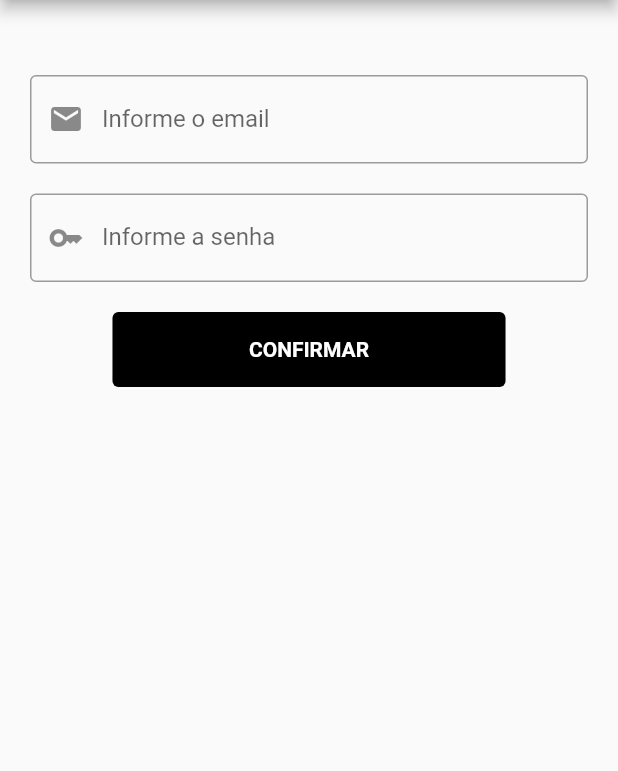
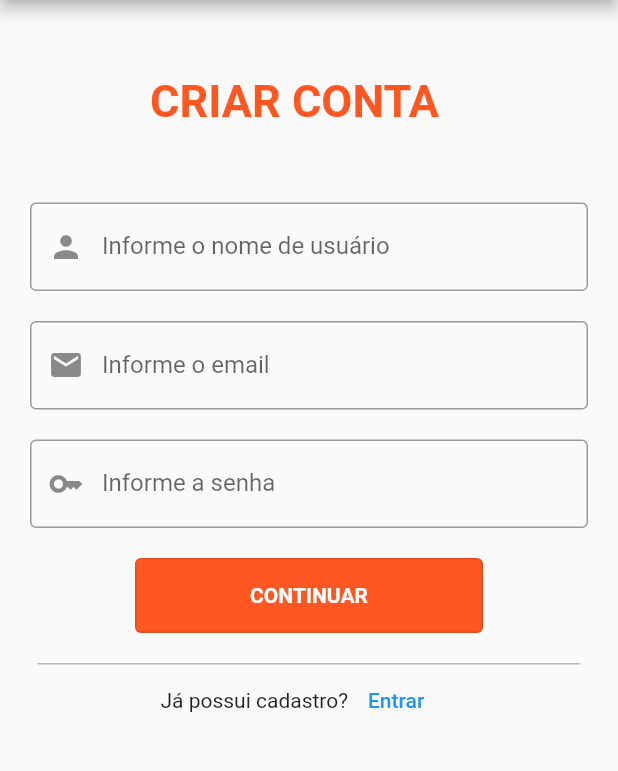
Before and after one commit to HunterXVD11/AppFinalFlutter, a Flutter app: the Cadastro screen opened directly, on a phone screen of 412 x 824 dp, the part 84-855 px from its top. Run offline on Flutter 3.47's test engine with Material 2 defaults, Android fonts, the phone set to English and light mode, and no system bars; our stand-ins replace sqflite; missing offline and left inert: dart:ffi; accounts and stored records are empty.

Commit message:
Criando tela de cadastro (Só layout por enquanto

```diff
--- a/loja_anuncios/lib/pages/cadastro_user.dart
+++ b/loja_anuncios/lib/pages/cadastro_user.dart
@@ -56,8 +56,29 @@ class _CadastroState extends State<Cadastro> {
         child: ListView(
           children: [
             Padding(
+              padding: EdgeInsets.only(top: 50, left: 100, right: 100),
+              child: Text(
+                "CRIAR CONTA",
+                style: TextStyle(
+                    fontSize: 30,
+                    fontWeight: FontWeight.bold,
+                    color: Colors.deepOrange),
+              ),
+            ),
+            Padding(
+              padding: EdgeInsets.only(bottom: 20, top: 50, left: 20, right: 20),
+              child: TextFormField(
+                onChanged: (text) {},
+                controller: _controllerName,
+                decoration: InputDecoration(
+                    border: OutlineInputBorder(),
+                    prefixIcon: Icon(Icons.person),
+                    labelText: 'Informe o nome de usuário'),
+              ),
+            ),
+            Padding(
               padding:
-              EdgeInsets.only(bottom: 20, top: 50, left: 20, right: 20),
+              EdgeInsets.only(bottom: 20, left: 20, right: 20),
               child: TextFormField(
                 onChanged: (text) {},
                 controller: _controllerEmail,
@@ -80,23 +101,71 @@ class _CadastroState extends State<Cadastro> {
               ),
             ),
             Padding(
-              padding: EdgeInsets.only(bottom: 20, left: 75, right: 75),
+              padding: EdgeInsets.only(bottom: 20, left: 90, right: 90),
               child: OutlinedButton(
+                // icon: Icon(
+                //   Icons.login,
+                //   color: Colors.white,
+                // ),
                 style: OutlinedButton.styleFrom(
                     minimumSize: const Size(0, 50),
-                      backgroundColor: Colors.black),
+                    backgroundColor: Colors.deepOrange),
                 onPressed: () {
                   print(_controllerEmail.text);
-                    Navigator.push(context, MaterialPageRoute(
+                  Navigator.push(
+                      context,
+                      MaterialPageRoute(
+                        builder: (context) => Cadastro(),
+                      ));
+                },
+                child: Text(
+                  "CONTINUAR",
+                  style: const TextStyle(
+                      fontWeight: FontWeight.bold, color: Colors.white),
+                ),
+              ),
+            ),
+            Padding(
+              padding: const EdgeInsets.symmetric(horizontal: 25),
+              child: Container(
+                  decoration: const BoxDecoration(
+                      border: Border(
+                        top: BorderSide(width: 1, color: Colors.black26),
+                      ))),
+            ),
+            Column(children: [
+              Padding(
+                padding: const EdgeInsets.symmetric(horizontal: 107),
+                child: Row(
+                  children: [
+                    Text("Já possui cadastro?"),
+                    TextButton(
+                      onPressed: () {
+                        Navigator.push(
+                            context,
+                            MaterialPageRoute(
                               builder: (context) => Home(),
                             ));
                       },
-                  child: Text(
-                    "CONFIRMAR",
-                    style: const TextStyle(
-                        fontWeight: FontWeight.bold, color: Colors.white),
-                  )),
-            )
+                      child: Text("Entrar"),
+
+                    ),
+                  ],
+                ),
+              ),
+              // Text("ou"),
+              // Padding(padding: const EdgeInsets.symmetric(horizontal: 107),
+              //   child: TextButton(
+              //     onPressed: () {
+              //       Navigator.push(
+              //           context,
+              //           MaterialPageRoute(
+              //             builder: (context) => Cadastro(),
+              //           ));
+              //     },
+              //     child: Text("Entrar como Convidado",style: TextStyle(color: Colors.black54),),
+              //   ),)
+            ],)
           ],
         ),
       ),
```
Lines whose indentation alone changed are shown as unchanged.
